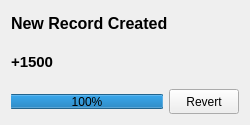
Qt form FinancialManagerSubdir/FinancialManagerLibrary/Notification/revertrecordwidget.ui (Aethermeister/FinancialManager) before a commit.
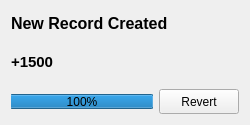
The same form after that commit.

Patch:
```diff
--- a/FinancialManagerSubdir/FinancialManagerLibrary/Notification/revertrecordwidget.ui
+++ b/FinancialManagerSubdir/FinancialManagerLibrary/Notification/revertrecordwidget.ui
@@ -60,20 +60,20 @@
    <item row="2" column="1">
     <widget class="QPushButton" name="m_revent_btn">
      <property name="sizePolicy">
-      <sizepolicy hsizetype="Fixed" vsizetype="Fixed">
+      <sizepolicy hsizetype="Preferred" vsizetype="Fixed">
        <horstretch>0</horstretch>
        <verstretch>0</verstretch>
       </sizepolicy>
      </property>
      <property name="minimumSize">
       <size>
-       <width>70</width>
+       <width>0</width>
        <height>25</height>
       </size>
      </property>
      <property name="maximumSize">
       <size>
-       <width>70</width>
+       <width>16777215</width>
        <height>25</height>
       </size>
      </property>
```
